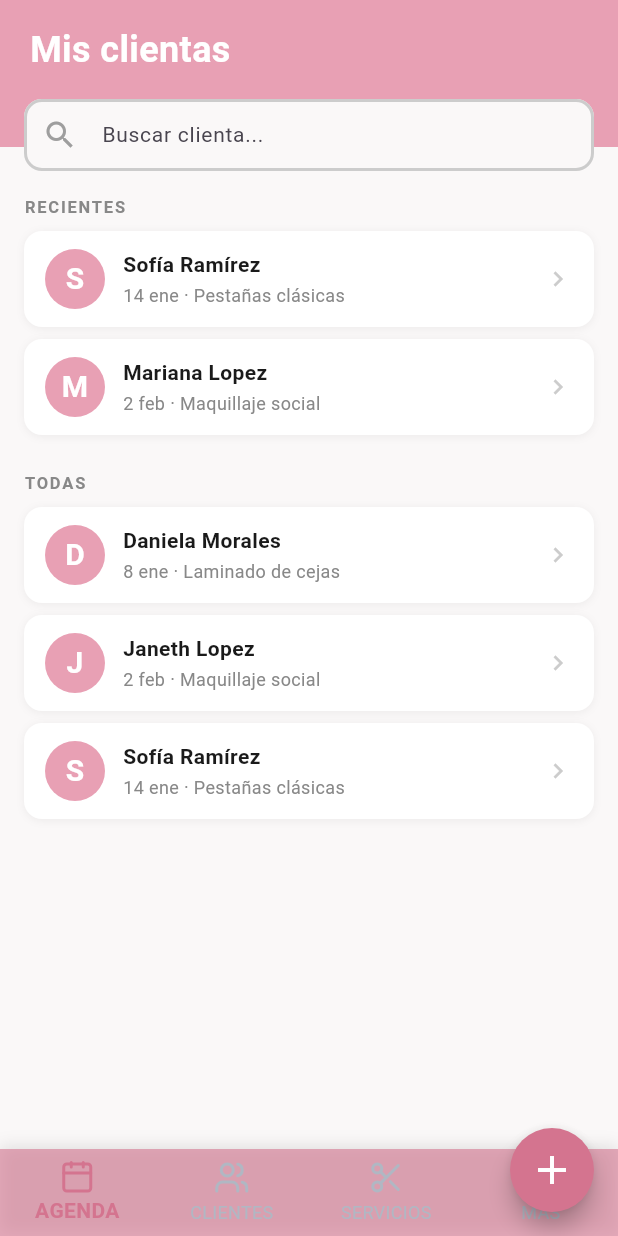
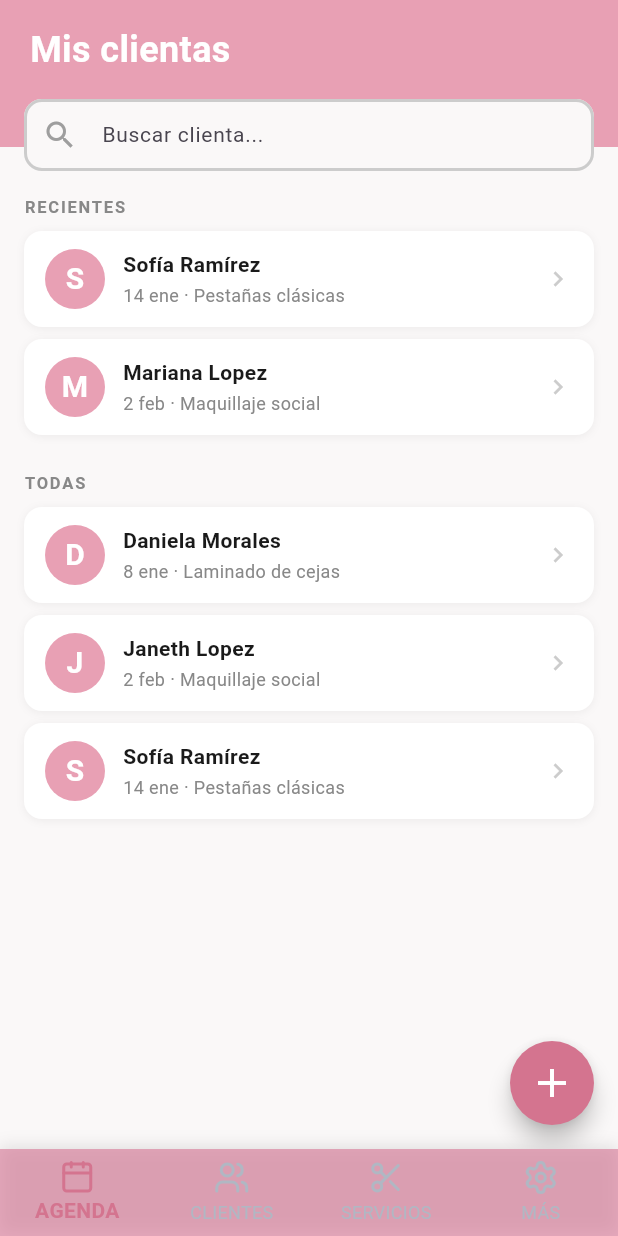
Before and after one commit to JGabrielGlez/Vivi_Beauty_Room, a Flutter app: the DirectorioScreen screen opened by its route, on a phone screen of 412 x 824 dp. Run offline on Flutter 3.47's test engine with Material 3 defaults, Android fonts, the phone set to English and light mode, and no system bars; our stand-ins replace go_router, lucide_icons; Roboto replaces fonts that are missing (Poppins).

Commit message:
Ya funciona la navegación, falta agregar el detalle cita correcto

```diff
--- a/lib/core/router/app_router.dart
+++ b/lib/core/router/app_router.dart
@@ -6,12 +6,16 @@ import 'package:vivi_room/features/agenda/screens/detalle_cita_screen.dart';
 import 'package:vivi_room/features/auth/screens/login_screen.dart';
 import 'package:vivi_room/features/servicios/screens/catalogo_screen.dart';
 import 'package:vivi_room/features/clientes/screens/directorio_screen.dart';
+import 'package:vivi_room/shared/widgets/main_shell.dart';
 
 /// The route configuration.
 final GoRouter router = GoRouter(
   // Esta es la pantalla que se muestra cuando se abre por primera vez la app
   initialLocation: '/login',
   routes: <RouteBase>[
+    ShellRoute(
+      builder: (context, state, child) => MainShell(child: child),
+      routes: [
         GoRoute(
           path: '/',
           name: 'home',
@@ -28,13 +32,6 @@ final GoRouter router = GoRouter(
           ],
         ),
         GoRoute(
-      name: 'login',
-      path: '/login',
-      builder: (context, GoRouterState state) {
-        return const LoginScreen();
-      },
-    ),
-    GoRoute(
           name: 'servicios',
           path: '/servicios',
           builder: (context, GoRouterState state) {
@@ -49,4 +46,14 @@ final GoRouter router = GoRouter(
           },
         ),
       ],
+    ),
+
+    GoRoute(
+      name: 'login',
+      path: '/login',
+      builder: (context, GoRouterState state) {
+        return const LoginScreen();
+      },
+    ),
+  ],
 );
--- a/lib/core/router/app_routes.dart
+++ /dev/null
@@ -1,3 +0,0 @@
-// Aquí iran las constantes de los nombres / paths de las rutas de la aplicación
-import 'package:flutter/material.dart';
-import 'package:go_router/go_router.dart';
--- a/lib/features/agenda/screens/agenda_screen.dart
+++ b/lib/features/agenda/screens/agenda_screen.dart
@@ -92,7 +92,6 @@ class _AgendaScreenState extends State<AgendaScreen> {
   Widget build(BuildContext context) {
     return Scaffold(
       backgroundColor: Colors.white,
-      bottomNavigationBar: AppBottomNavBar(onTap: (i) {}),
       floatingActionButton: FabButton(
         onPressed: () async {
           final newAppointment =
--- a/lib/features/clientes/screens/directorio_screen.dart
+++ b/lib/features/clientes/screens/directorio_screen.dart
@@ -115,11 +115,7 @@ class _DirectorioScreenState extends State<DirectorioScreen> {
             ),
           ),
 
-          // Barra de navegación inferior
-          AppBottomNavBar(
-            // TODO:  agregarle la navegacion
-            onTap: (index) {},
-          ),
+
         ],
       ),
     );
--- a/lib/features/servicios/screens/catalogo_screen.dart
+++ b/lib/features/servicios/screens/catalogo_screen.dart
@@ -62,10 +62,7 @@ class _CatalogoScreenState extends State<CatalogoScreen> {
     return Scaffold(
       backgroundColor: AppColors.blancoRoto,
       floatingActionButton: FabButton(onPressed: () => print('Nueva Cita')),
-      bottomNavigationBar: AppBottomNavBar(
-        // TODO: falta agregar el método a onTap que es la navegacion
-        onTap: (index) {},
-      ),
+
       body: SafeArea(
         child: Padding(
           padding: const EdgeInsets.fromLTRB(16, 16, 16, 12),
--- /dev/null
+++ b/lib/shared/widgets/main_shell.dart
@@ -0,0 +1,23 @@
+import 'package:flutter/material.dart';
+import 'package:go_router/go_router.dart';
+import 'package:vivi_room/shared/widgets/app_bottom_nav_bar.dart';
+
+class MainShell extends StatelessWidget {
+  final Widget child;
+
+  const MainShell({super.key, required this.child});
+
+  @override
+  Widget build(BuildContext context) {
+    const nombresRutas = ['home', 'clientes', 'servicios'];
+    return Scaffold(
+      body: child,
+      bottomNavigationBar: AppBottomNavBar(
+        onTap: (index) => {
+          // Mapear el indice con las respectivas rutas
+          context.goNamed(nombresRutas[index]),
+        },
+      ),
+    );
+  }
+}
--- a/lib/shared/widgets/service_card.dart
+++ b/lib/shared/widgets/service_card.dart
@@ -73,7 +73,7 @@ class ServiceCard extends StatelessWidget {
                   else
                     Row(
                       children: [
-                        Expanded(child: _BotonAgendar(onTap: onAgendar)),
+                        Flexible(child: _BotonAgendar(onTap: onAgendar)),
                         if (onEditar != null) ...[
                           const SizedBox(width: 8),
                           IconButton(
```
Lines whose indentation alone changed are shown as unchanged.
